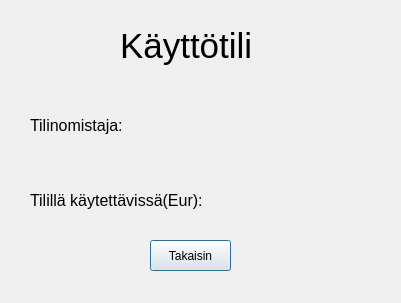
Before: the Qt Designer form banksimul/saldo.ui in aryhma/sovellusprojekti, drawn with Qt 5.
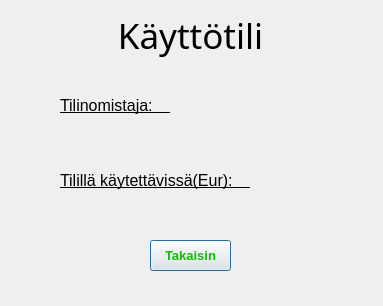
After: the same form once the commit is applied.

What changed in the file:
```diff
--- a/banksimul/saldo.ui
+++ b/banksimul/saldo.ui
@@ -6,8 +6,8 @@
    <rect>
     <x>0</x>
     <y>0</y>
-    <width>401</width>
-    <height>303</height>
+    <width>383</width>
+    <height>306</height>
    </rect>
   </property>
   <property name="windowTitle">
@@ -16,8 +16,8 @@
   <widget class="QLabel" name="lblOmistaja">
    <property name="geometry">
     <rect>
-     <x>30</x>
-     <y>110</y>
+     <x>60</x>
+     <y>90</y>
      <width>321</width>
      <height>31</height>
     </rect>
@@ -25,6 +25,7 @@
    <property name="font">
     <font>
      <pointsize>12</pointsize>
+     <underline>true</underline>
     </font>
    </property>
    <property name="text">
@@ -34,8 +35,8 @@
   <widget class="QLabel" name="lblSaldo">
    <property name="geometry">
     <rect>
-     <x>30</x>
-     <y>180</y>
+     <x>60</x>
+     <y>160</y>
      <width>321</width>
      <height>41</height>
     </rect>
@@ -43,6 +44,7 @@
    <property name="font">
     <font>
      <pointsize>12</pointsize>
+     <underline>true</underline>
     </font>
    </property>
    <property name="text">
@@ -52,20 +54,26 @@
   <widget class="QLabel" name="lblOtsikko">
    <property name="geometry">
     <rect>
-     <x>120</x>
-     <y>20</y>
-     <width>181</width>
+     <x>20</x>
+     <y>10</y>
+     <width>341</width>
      <height>51</height>
     </rect>
    </property>
    <property name="font">
     <font>
+     <family>Arial Rounded MT Bold</family>
      <pointsize>26</pointsize>
+     <weight>50</weight>
+     <bold>false</bold>
     </font>
    </property>
    <property name="text">
     <string>Käyttötili</string>
    </property>
+   <property name="alignment">
+    <set>Qt::AlignCenter</set>
+   </property>
   </widget>
   <widget class="QPushButton" name="btnTakaisin">
    <property name="geometry">
@@ -76,6 +84,50 @@
      <height>31</height>
     </rect>
    </property>
+   <property name="palette">
+    <palette>
+     <active>
+      <colorrole role="ButtonText">
+       <brush brushstyle="SolidPattern">
+        <color alpha="255">
+         <red>18</red>
+         <green>189</green>
+         <blue>0</blue>
+        </color>
+       </brush>
+      </colorrole>
+     </active>
+     <inactive>
+      <colorrole role="ButtonText">
+       <brush brushstyle="SolidPattern">
+        <color alpha="255">
+         <red>18</red>
+         <green>189</green>
+         <blue>0</blue>
+        </color>
+       </brush>
+      </colorrole>
+     </inactive>
+     <disabled>
+      <colorrole role="ButtonText">
+       <brush brushstyle="SolidPattern">
+        <color alpha="255">
+         <red>120</red>
+         <green>120</green>
+         <blue>120</blue>
+        </color>
+       </brush>
+      </colorrole>
+     </disabled>
+    </palette>
+   </property>
+   <property name="font">
+    <font>
+     <pointsize>10</pointsize>
+     <weight>75</weight>
+     <bold>true</bold>
+    </font>
+   </property>
    <property name="text">
     <string>Takaisin</string>
    </property>
```
